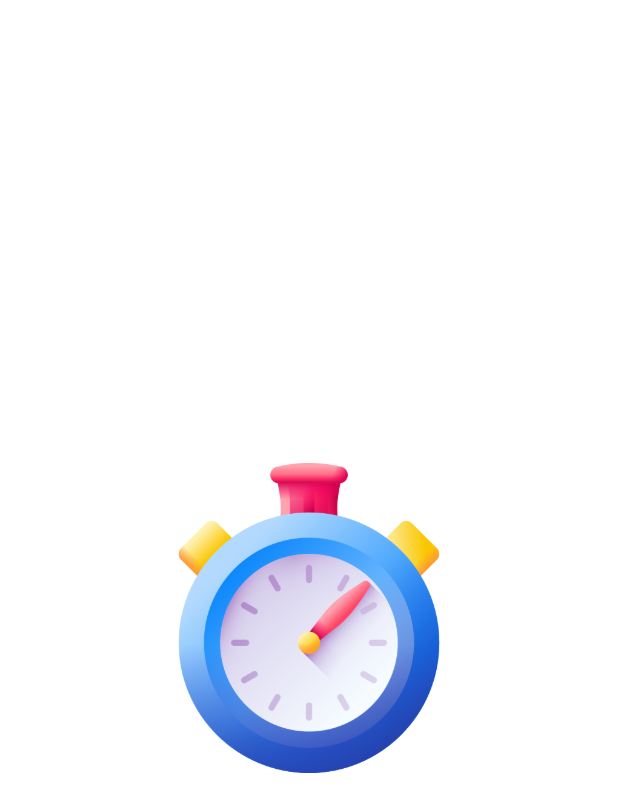
After one commit to Rohitbagul003/monitoring_desktop_app, a Flutter app: the SplashScreen screen opened directly, on a phone screen of 412 x 824 dp. The commit adds this screen. Shown: the top 812 px of the screen. Run offline on Flutter 3.47's test engine with Material 3 defaults, Android fonts, the light colour scheme and no system bars; missing offline and left inert: flutter_sliding_toast.

Commit message:
Added Splash Screen

```diff
--- /dev/null
+++ b/lib/splash_screen.dart
@@ -0,0 +1,85 @@
+import 'package:desktop_timer/timer_screen.dart';
+import 'package:desktop_timer/utility_mixin.dart';
+import 'package:flutter/material.dart';
+
+class SplashScreen extends StatefulWidget {
+  const SplashScreen({super.key});
+
+  @override
+  _SplashScreenState createState() => _SplashScreenState();
+}
+
+class _SplashScreenState extends State<SplashScreen> with SingleTickerProviderStateMixin, Utility {
+  late AnimationController _controller;
+  late Animation<double> _scaleAnimation;
+  late Animation<double> _rotationAnimation;
+
+  @override
+  void initState() {
+    super.initState();
+    _controller = AnimationController(
+      duration: const Duration(seconds: 4),
+      vsync: this,
+    );
+
+    _scaleAnimation = Tween<double>(begin: 5.0, end: 0.5).animate(
+      CurvedAnimation(
+        parent: _controller,
+        curve: const Interval(0.0, 0.5, curve: Curves.easeInOut),
+      ),
+    );
+
+    _rotationAnimation = Tween<double>(begin: 0.0, end: 2.0 * 3.141592653589793).animate(
+      CurvedAnimation(
+        parent: _controller,
+        curve: const Interval(0.5, 0.7, curve: Curves.easeInOut),
+      ),
+    );
+
+    _controller.forward();
+    navigateToTimerScreen();
+  }
+
+  @override
+  void dispose() {
+    _controller.dispose();
+    super.dispose();
+  }
+
+  Future<void> navigateToTimerScreen() async {
+    await Future.delayed(const Duration(seconds: 5));
+    if (!context.mounted) return;
+    Navigator.pushAndRemoveUntil(
+      context,
+      MaterialPageRoute(
+        builder: (context) => const TimerScreen(),
+      ),
+      (route) => false,
+    );
+  }
+
+  @override
+  Widget build(BuildContext context) {
+    return Scaffold(
+      backgroundColor: Colors.white,
+      body: Center(
+        child: AnimatedBuilder(
+          animation: _controller,
+          builder: (context, child) {
+            return Transform.scale(
+              scale: _scaleAnimation.value,
+              child: Transform.rotate(
+                angle: _rotationAnimation.value,
+                child: SizedBox(
+                  width: MediaQuery.of(context).size.width,
+                  height: MediaQuery.of(context).size.height,
+                  child: appLogo(),
+                ),
+              ),
+            );
+          },
+        ),
+      ),
+    );
+  }
+}
```
Also changed, not shown: lib/main.dart (+7 -4 lines).
